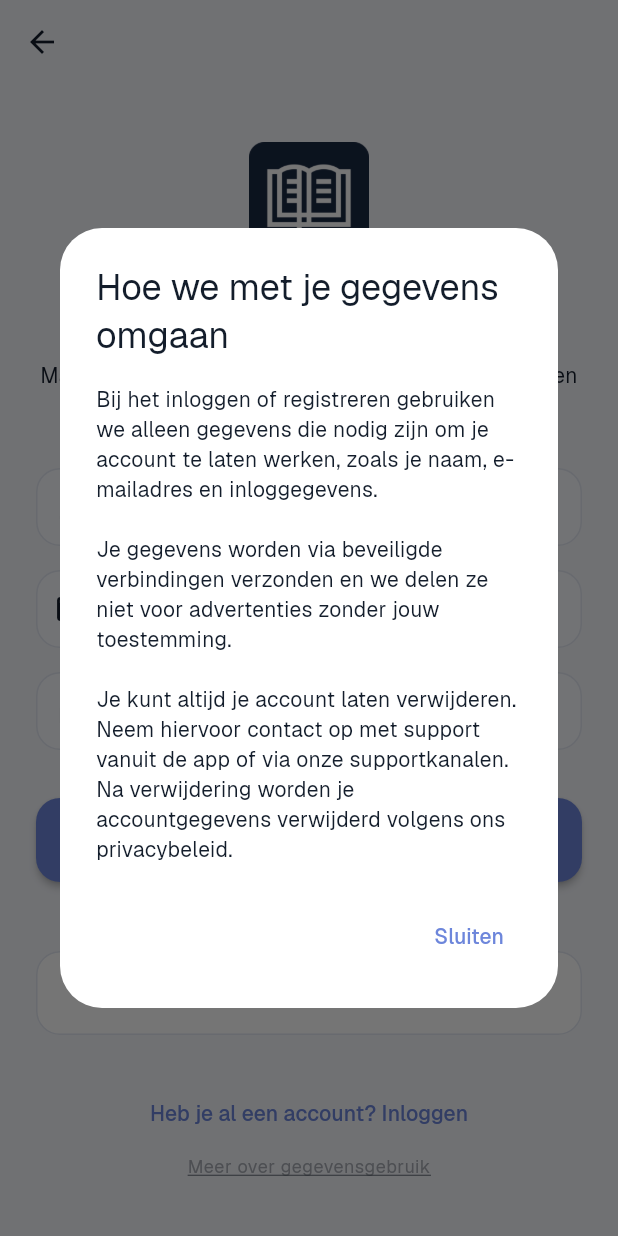
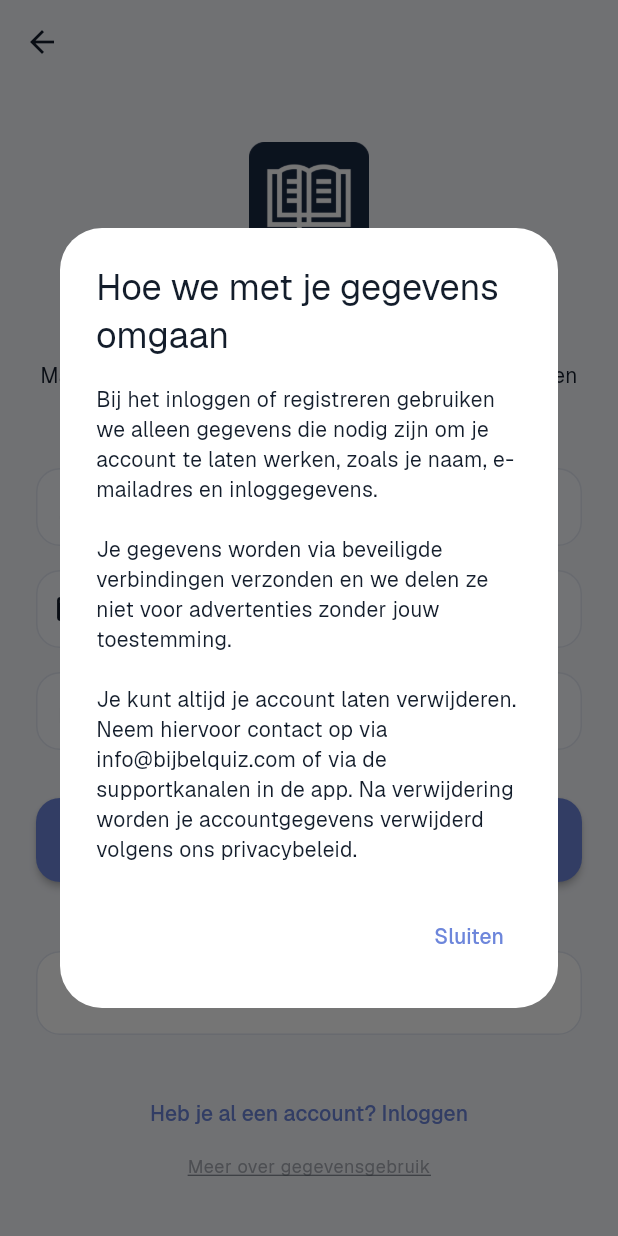
Before and after one commit to AlexLamper/bijbelquiz-app, a Flutter app: the RegisterScreen screen opened by its route, after a tap on "Meer over gegevensgebruik", on a phone screen of 412 x 824 dp. Run offline on Flutter 3.47's test engine with Material 3 defaults, Android fonts, the light colour scheme and no system bars; our stand-ins replace dio, flutter_riverpod, flutter_secure_storage, flutter_svg, go_router, google_sign_in and 1 more; missing offline and left inert: google_sign_in_web, purchases_flutter; accounts and stored records are empty; project files that could hold a hidden picture were left out.

Commit message:
updated emailaddress

```diff
--- a/bijbelquiz_mobile/lib/features/auth/present/widgets/user_data_info_link.dart
+++ b/bijbelquiz_mobile/lib/features/auth/present/widgets/user_data_info_link.dart
@@ -19,7 +19,7 @@ Widget buildUserDataInfoLink(BuildContext context) {
               'Je gegevens worden via beveiligde verbindingen verzonden en we delen '
               'ze niet voor advertenties zonder jouw toestemming.\n\n'
               'Je kunt altijd je account laten verwijderen. Neem hiervoor contact op '
-              'met support vanuit de app of via onze supportkanalen. Na verwijdering '
+              'via info@bijbelquiz.com of via de supportkanalen in de app. Na verwijdering '
               'worden je accountgegevens verwijderd volgens ons privacybeleid.',
               style: theme.textTheme.bodyMedium,
             ),
```
Also changed, not shown: bijbelquiz_mobile/lib/core/config/revenuecat_config.dart (+8 -3 lines), 1 other file.
